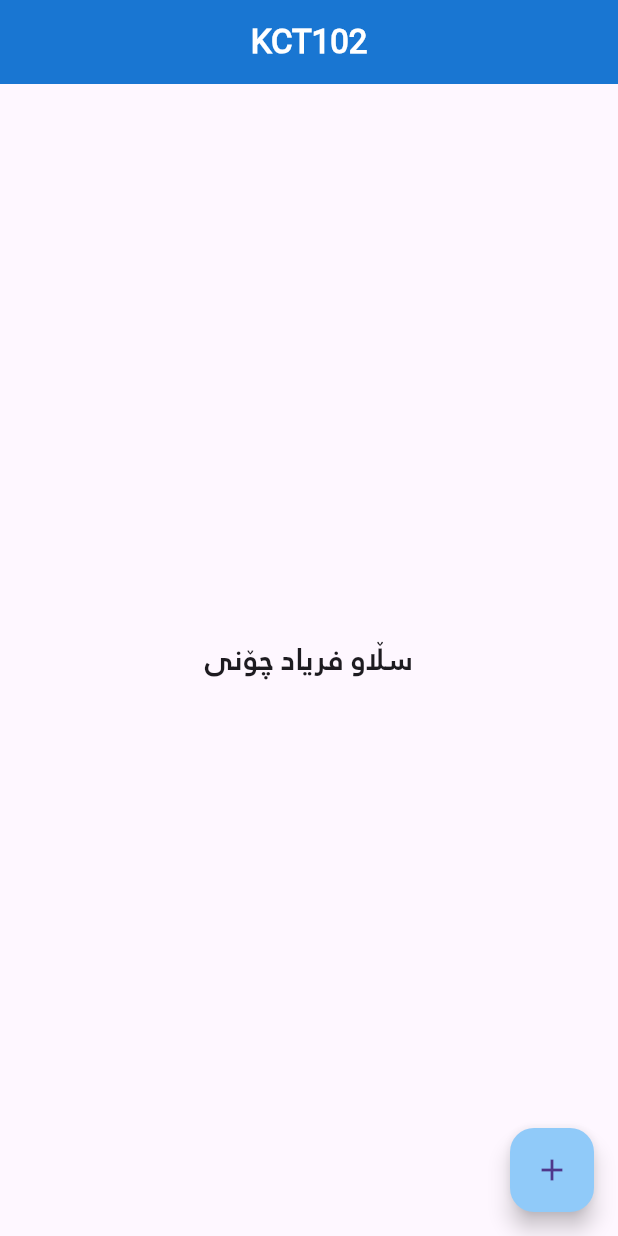
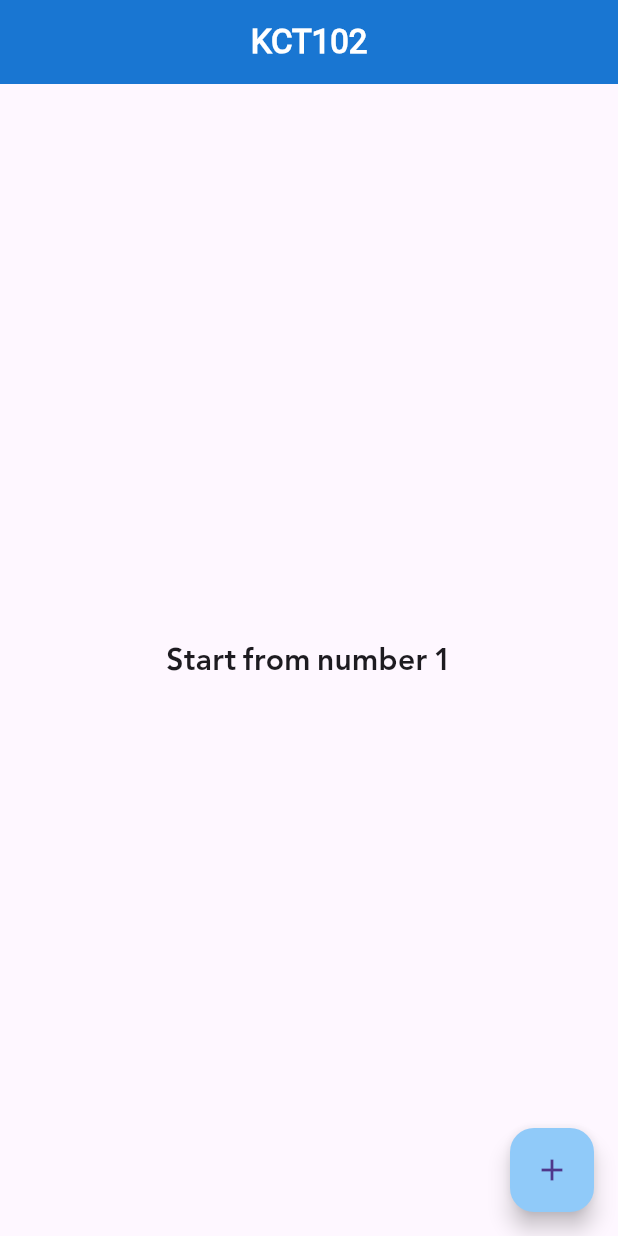
Before and after one commit to imfryad/flutter_course, a Flutter app: the screen it shows after launch, on a phone screen of 412 x 824 dp. Run offline on Flutter 3.47's test engine with Material 3 defaults, Android fonts, the phone set to English and light mode, and no system bars.

Commit message:
body title changed

```diff
--- a/lib/main.dart
+++ b/lib/main.dart
@@ -26,7 +26,7 @@ class Home extends StatelessWidget {
         ),
         body: const Center(
           child: Text(
-            'سڵاو فریاد چۆنی',
+            'Start from number 1',
             style: TextStyle(
               fontSize: 22.0,
               fontFamily: "kurdish",
```
